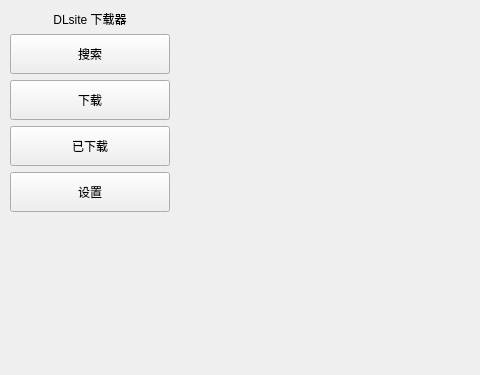
This is src/QTui/ui_file/index.ui in henntaidesu/DLsite_Anime-sharing_download as Qt 5 draws it before an edit; both pictures show x 0 to 480 and y 0 to 375 of the 1000 by 640 pixel window. The edited form follows.
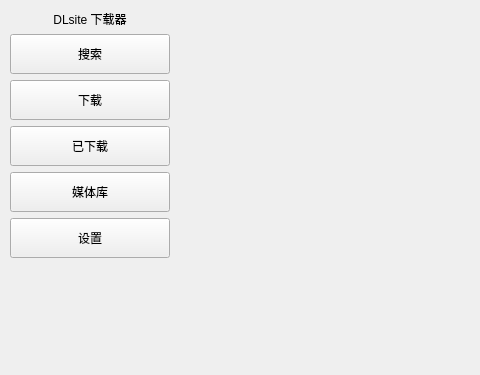
This is the edited form.

Commit message: 修改媒体库方法

What changed in the file:
```diff
--- a/src/QTui/ui_file/index.ui
+++ b/src/QTui/ui_file/index.ui
@@ -135,6 +135,28 @@
         </property>
        </widget>
       </item>
+      <item>
+       <widget class="QPushButton" name="pushButton_5">
+        <property name="minimumSize">
+         <size>
+          <width>0</width>
+          <height>40</height>
+         </size>
+        </property>
+        <property name="text">
+         <string>媒体库</string>
+        </property>
+        <property name="checkable">
+         <bool>true</bool>
+        </property>
+        <property name="autoExclusive">
+         <bool>true</bool>
+        </property>
+        <property name="class" stdset="0">
+         <string>navButton</string>
+        </property>
+       </widget>
+      </item>
       <item>
        <widget class="QPushButton" name="pushButton_3">
         <property name="minimumSize">
```
The commit also changes 10 other files.
